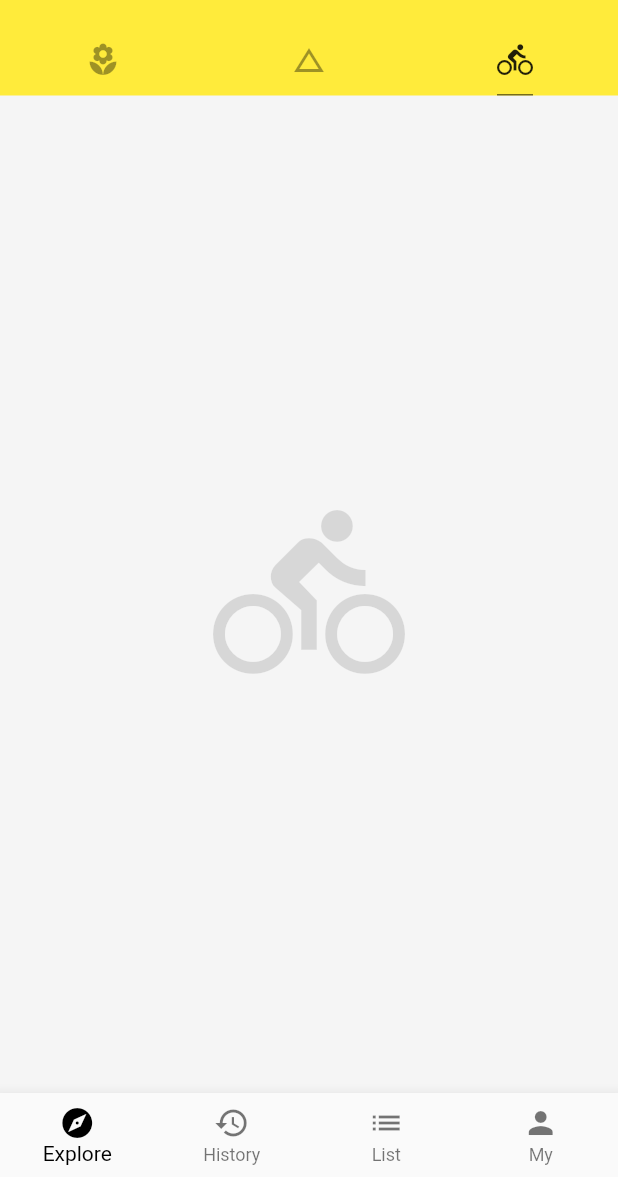
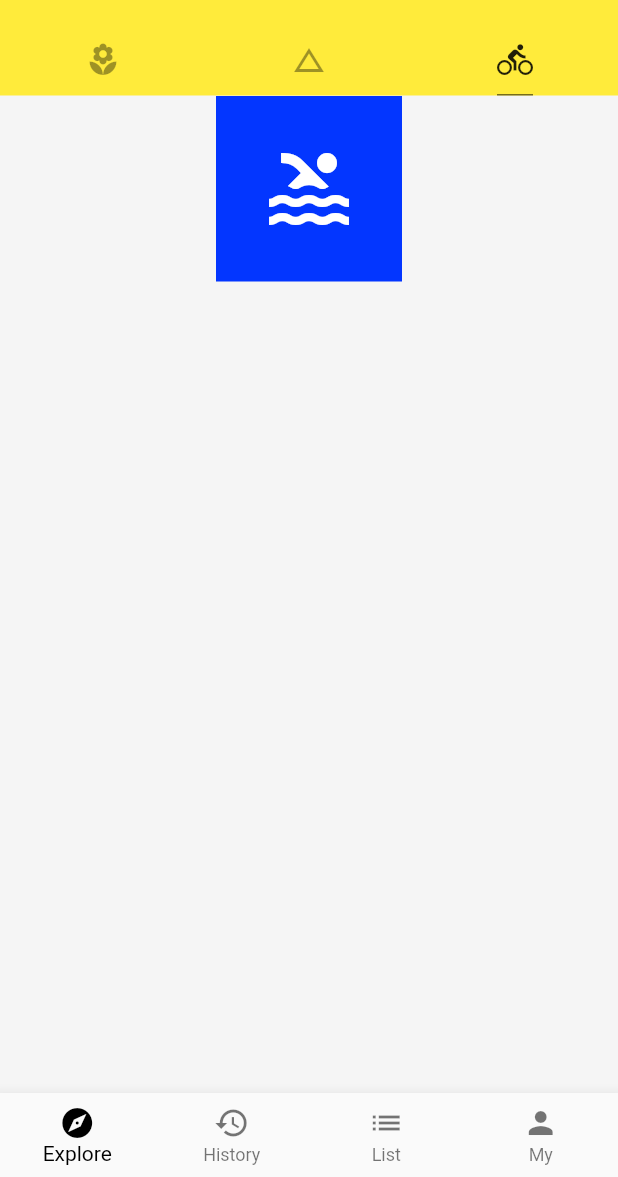
Before and after one commit to gdky005/Flutter_Demo, a Flutter app: the screen it shows after launch, tab 3 chosen, on a phone screen of 412 x 824 dp, the part 59-1236 px from its top. Run offline on Flutter 3.47's test engine with Material 2 defaults, Android fonts, the phone set to English and light mode, and no system bars; network calls fail.

Commit message:
创建小徽章图标

```diff
--- /dev/null
+++ b/lib/demo/layout_demo.dart
@@ -0,0 +1,29 @@
+import 'package:flutter/material.dart';
+
+class LayoutDemo extends StatelessWidget {
+  @override
+  Widget build(BuildContext context) {
+    return  Column(
+      children: <Widget>[
+        IconBadge(Icons.pool, size: 64.0),
+      ],
+    );
+  }
+}
+
+class IconBadge extends StatelessWidget {
+  final IconData icon;
+  final double size;
+
+  IconBadge(this.icon, {this.size = 32.0});
+
+  @override
+  Widget build(BuildContext context) {
+    return Container(
+      child: Icon(icon, size: size, color: Colors.white),
+      width: size + 60,
+      height: size + 60,
+      color: Color.fromRGBO(3, 54, 255, 1.0),
+    );
+  }
+}
--- a/lib/main.dart
+++ b/lib/main.dart
@@ -1,9 +1,11 @@
 import 'package:flutter/material.dart';
+import 'package:flutter_app_demo/demo/layout_demo.dart';
 
 import 'demo/BottomNavigationBarDemo.dart';
 import 'demo/basic_demo.dart';
 import 'demo/darw_demo.dart';
 import 'demo/listview_demo.dart';
+import './demo/layout_demo.dart';
 
 void main() => runApp(App());
 
@@ -54,7 +56,8 @@ class Home extends StatelessWidget {
             children: <Widget>[
               BasicDemo(),
               ListViewDemo(),
-              Icon(Icons.directions_bike, size: 128.0, color: Colors.black12),
+              // Icon(Icons.directions_bike, size: 128.0, color: Colors.black12),
+              LayoutDemo()
             ],
           ),
           drawer: Container(
```
